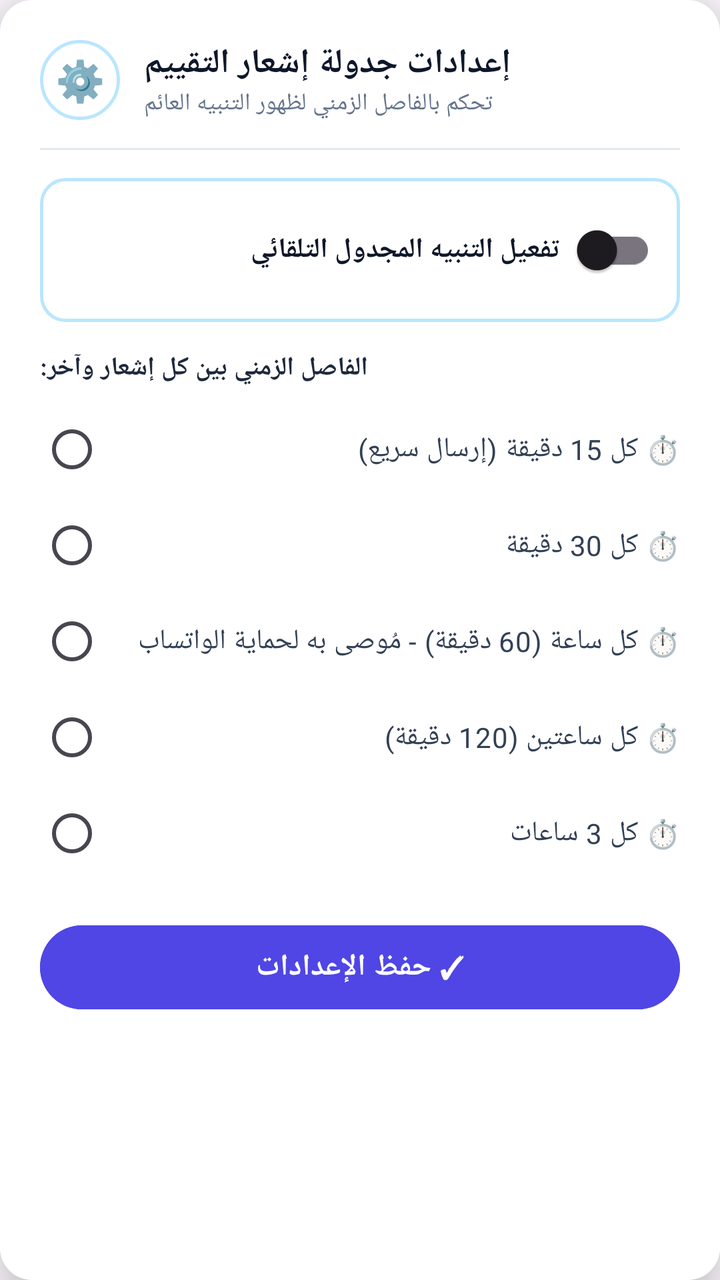
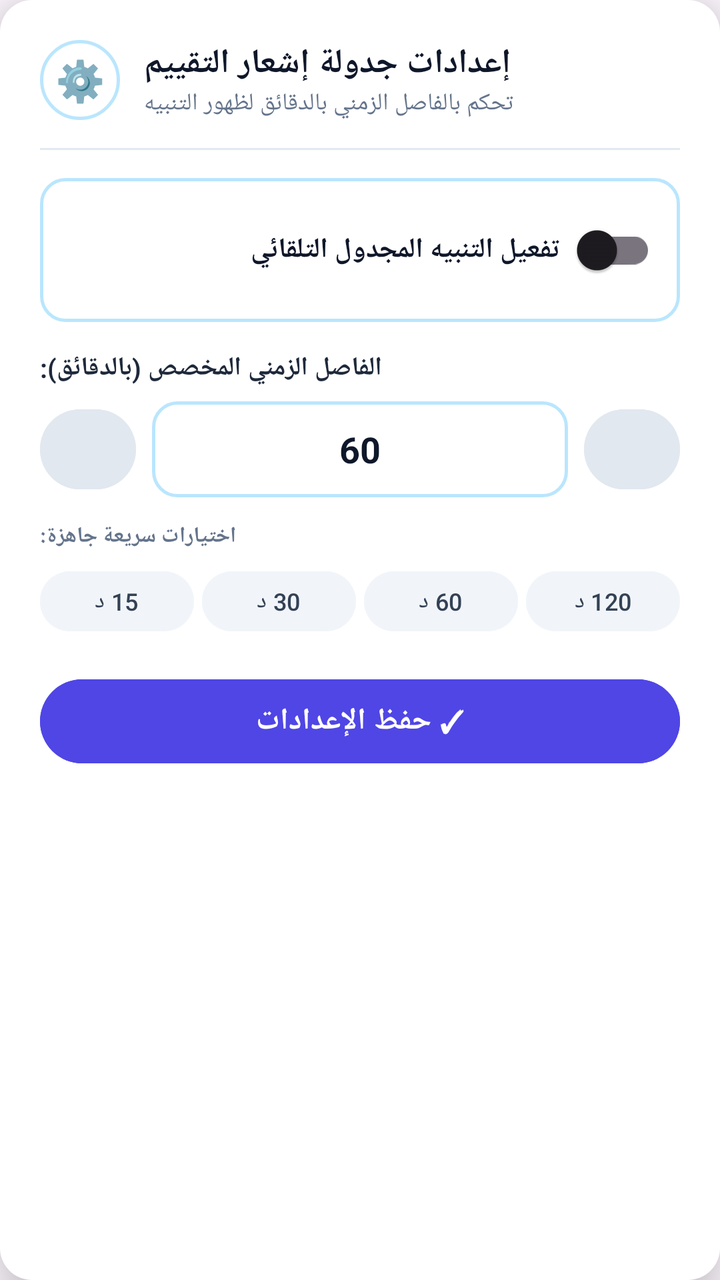

Screens rendered from an Android XML layout before and after an edit, with the pre-edit source and the edit as a unified diff.
<!-- AndroidManifest.xml: application theme Theme.AboAkbarAdmin -->
<!-- res/layout/dialog_evaluation_settings.xml -->
<?xml version="1.0" encoding="utf-8"?>
<LinearLayout xmlns:android="http://schemas.android.com/apk/res/android"
    android:layout_width="match_parent"
    android:layout_height="wrap_content"
    android:layout_gravity="center"
    android:layout_margin="20dp"
    android:background="@drawable/bg_dialog_rounded"
    android:orientation="vertical"
    android:padding="20dp"
    android:elevation="16dp">

    <LinearLayout
        android:layout_width="match_parent"
        android:layout_height="wrap_content"
        android:gravity="center_vertical"
        android:orientation="horizontal">

        <TextView
            android:layout_width="40dp"
            android:layout_height="40dp"
            android:background="@drawable/button_round_bg"
            android:gravity="center"
            android:text="⚙️"
            android:textSize="20sp" />

        <LinearLayout
            android:layout_width="0dp"
            android:layout_height="wrap_content"
            android:layout_weight="1"
            android:layout_marginStart="12dp"
            android:orientation="vertical">

            <TextView
                android:layout_width="wrap_content"
                android:layout_height="wrap_content"
                android:text="إعدادات جدولة إشعار التقييم"
                android:textColor="#0f172a"
                android:textSize="17sp"
                android:textStyle="bold" />

            <TextView
                android:layout_width="wrap_content"
                android:layout_height="wrap_content"
                android:text="تحكم بالفاصل الزمني لظهور التنبيه العائم"
                android:textColor="#64748b"
                android:textSize="12sp" />
        </LinearLayout>
    </LinearLayout>

    <View
        android:layout_width="match_parent"
        android:layout_height="1dp"
        android:layout_marginTop="14dp"
        android:layout_marginBottom="14dp"
        android:background="#e2e8f0" />

    
    <LinearLayout
        android:layout_width="match_parent"
        android:layout_height="wrap_content"
        android:background="@drawable/input_bg"
        android:gravity="center_vertical"
        android:padding="12dp">

        <TextView
            android:layout_width="0dp"
            android:layout_height="wrap_content"
            android:layout_weight="1"
            android:text="تفعيل التنبيه المجدول التلقائي"
            android:textColor="#0f172a"
            android:textSize="14sp"
            android:textStyle="bold" />

        <androidx.appcompat.widget.SwitchCompat
            android:id="@+id/switchEnableEvaluation"
            android:layout_width="wrap_content"
            android:layout_height="wrap_content" />
    </LinearLayout>

    
    <TextView
        android:layout_width="wrap_content"
        android:layout_height="wrap_content"
        android:layout_marginTop="14dp"
        android:text="الفاصل الزمني بين كل إشعار وآخر:"
        android:textColor="#1e293b"
        android:textSize="13sp"
        android:textStyle="bold" />

    <RadioGroup
        android:id="@+id/rgInterval"
        android:layout_width="match_parent"
        android:layout_height="wrap_content"
        android:layout_marginTop="8dp"
        android:orientation="vertical">

        <RadioButton
            android:id="@+id/rb15Min"
            android:layout_width="match_parent"
            android:layout_height="wrap_content"
            android:text="⏱️ كل 15 دقيقة (إرسال سريع)"
            android:textColor="#334155"
            android:textSize="14sp" />

        <RadioButton
            android:id="@+id/rb30Min"
            android:layout_width="match_parent"
            android:layout_height="wrap_content"
            android:text="⏱️ كل 30 دقيقة"
            android:textColor="#334155"
            android:textSize="14sp" />

        <RadioButton
            android:id="@+id/rb60Min"
            android:layout_width="match_parent"
            android:layout_height="wrap_content"
            android:text="⏱️ كل ساعة (60 دقيقة) - مُوصى به لحماية الواتساب"
            android:textColor="#334155"
            android:textSize="14sp" />

        <RadioButton
            android:id="@+id/rb120Min"
            android:layout_width="match_parent"
            android:layout_height="wrap_content"
            android:text="⏱️ كل ساعتين (120 دقيقة)"
            android:textColor="#334155"
            android:textSize="14sp" />

        <RadioButton
            android:id="@+id/rb180Min"
            android:layout_width="match_parent"
            android:layout_height="wrap_content"
            android:text="⏱️ كل 3 ساعات"
            android:textColor="#334155"
            android:textSize="14sp" />
    </RadioGroup>

    
    <Button
        android:id="@+id/btnSaveInterval"
        android:layout_width="match_parent"
        android:layout_height="50dp"
        android:layout_marginTop="18dp"
        android:backgroundTint="#4f46e5"
        android:text="✓ حفظ الإعدادات"
        android:textColor="#ffffff"
        android:textSize="15sp"
        android:textStyle="bold" />

</LinearLayout>
<!-- resources referenced by this layout -->
<resources>
  <!-- drawable bg_dialog_rounded (drawable) -->
  <?xml version="1.0" encoding="utf-8"?>
  <shape xmlns:android="http://schemas.android.com/apk/res/android">
      <solid android:color="#FFFFFF" />
      <corners android:radius="16dp" />
  </shape>
  <!-- drawable button_round_bg (drawable) -->
  <?xml version="1.0" encoding="utf-8"?>
  <ripple xmlns:android="http://schemas.android.com/apk/res/android"
      android:color="@color/sky_200">
      <item>
          <shape android:shape="oval">
              <solid android:color="#1AFFFFFF" />
              <stroke android:width="1.5dp" android:color="@color/sky_200" />
          </shape>
      </item>
  </ripple>
  <!-- drawable input_bg (drawable) -->
  <?xml version="1.0" encoding="utf-8"?>
  <shape xmlns:android="http://schemas.android.com/apk/res/android"
      android:shape="rectangle">
      <solid android:color="#14FFFFFF" />
      <stroke android:width="1.5dp" android:color="@color/sky_200" />
      <corners android:radius="12dp" />
  </shape>
  <style name="Theme.AboAkbarAdmin" parent="Theme.Material3.DayNight.NoActionBar">
          <item name="colorPrimary">@color/sky_800</item>
          <item name="colorPrimaryDark">@color/sky_950</item>
          <item name="colorSecondary">@color/cyan_100</item>
          <item name="android:statusBarColor">@color/sky_950</item>
          <item name="android:windowLightStatusBar">false</item>
      </style>
  <color name="sky_200">#BAE6FD</color>
  <color name="sky_800">#075985</color>
  <color name="sky_950">#082F49</color>
  <color name="cyan_100">#CFFAFE</color>
</resources>

<!-- the commit's change to res/layout/dialog_evaluation_settings.xml (unified diff, before → after) -->
@@ -9,6 +9,7 @@
     android:padding="20dp"
     android:elevation="16dp">
 
+    
     <LinearLayout
         android:layout_width="match_parent"
         android:layout_height="wrap_content"
@@ -41,7 +42,7 @@
             <TextView
                 android:layout_width="wrap_content"
                 android:layout_height="wrap_content"
-                android:text="تحكم بالفاصل الزمني لظهور التنبيه العائم"
+                android:text="تحكم بالفاصل الزمني بالدقائق لظهور التنبيه"
                 android:textColor="#64748b"
                 android:textSize="12sp" />
         </LinearLayout>
@@ -82,65 +83,125 @@
         android:layout_width="wrap_content"
         android:layout_height="wrap_content"
         android:layout_marginTop="14dp"
-        android:text="الفاصل الزمني بين كل إشعار وآخر:"
+        android:text="الفاصل الزمني المخصص (بالدقائق):"
         android:textColor="#1e293b"
         android:textSize="13sp"
         android:textStyle="bold" />
 
-    <RadioGroup
-        android:id="@+id/rgInterval"
+    <LinearLayout
         android:layout_width="match_parent"
         android:layout_height="wrap_content"
         android:layout_marginTop="8dp"
-        android:orientation="vertical">
-
-        <RadioButton
-            android:id="@+id/rb15Min"
-            android:layout_width="match_parent"
-            android:layout_height="wrap_content"
-            android:text="⏱️ كل 15 دقيقة (إرسال سريع)"
-            android:textColor="#334155"
-            android:textSize="14sp" />
-
-        <RadioButton
-            android:id="@+id/rb30Min"
-            android:layout_width="match_parent"
-            android:layout_height="wrap_content"
-            android:text="⏱️ كل 30 دقيقة"
-            android:textColor="#334155"
-            android:textSize="14sp" />
-
-        <RadioButton
-            android:id="@+id/rb60Min"
-            android:layout_width="match_parent"
-            android:layout_height="wrap_content"
-            android:text="⏱️ كل ساعة (60 دقيقة) - مُوصى به لحماية الواتساب"
-            android:textColor="#334155"
-            android:textSize="14sp" />
-
-        <RadioButton
-            android:id="@+id/rb120Min"
-            android:layout_width="match_parent"
-            android:layout_height="wrap_content"
-            android:text="⏱️ كل ساعتين (120 دقيقة)"
-            android:textColor="#334155"
-            android:textSize="14sp" />
-
-        <RadioButton
-            android:id="@+id/rb180Min"
-            android:layout_width="match_parent"
-            android:layout_height="wrap_content"
-            android:text="⏱️ كل 3 ساعات"
-            android:textColor="#334155"
-            android:textSize="14sp" />
-    </RadioGroup>
+        android:gravity="center_vertical"
+        android:orientation="horizontal">
+
+        <Button
+            android:id="@+id/btnMinusMinutes"
+            android:layout_width="48dp"
+            android:layout_height="48dp"
+            android:backgroundTint="#e2e8f0"
+            android:text="−5"
+            android:textColor="#1e293b"
+            android:textSize="14sp"
+            android:textStyle="bold" />
+
+        <EditText
+            android:id="@+id/etIntervalMinutes"
+            android:layout_width="0dp"
+            android:layout_height="48dp"
+            android:layout_marginStart="8dp"
+            android:layout_marginEnd="8dp"
+            android:layout_weight="1"
+            android:background="@drawable/input_bg"
+            android:gravity="center"
+            android:hint="أدخل الدقائق"
+            android:inputType="number"
+            android:text="60"
+            android:textColor="#0f172a"
+            android:textSize="18sp"
+            android:textStyle="bold" />
+
+        <Button
+            android:id="@+id/btnPlusMinutes"
+            android:layout_width="48dp"
+            android:layout_height="48dp"
+            android:backgroundTint="#e2e8f0"
+            android:text="+5"
+            android:textColor="#1e293b"
+            android:textSize="14sp"
+            android:textStyle="bold" />
+    </LinearLayout>
+
+    <TextView
+        android:layout_width="wrap_content"
+        android:layout_height="wrap_content"
+        android:layout_marginTop="12dp"
+        android:text="اختيارات سريعة جاهزة:"
+        android:textColor="#64748b"
+        android:textSize="11sp"
+        android:textStyle="bold" />
+
+    
+    <LinearLayout
+        android:layout_width="match_parent"
+        android:layout_height="wrap_content"
+        android:layout_marginTop="6dp"
+        android:orientation="horizontal">
+
+        <Button
+            android:id="@+id/chip15Min"
+            android:layout_width="0dp"
+            android:layout_height="38dp"
+            android:layout_marginEnd="4dp"
+            android:layout_weight="1"
+            android:backgroundTint="#f1f5f9"
+            android:padding="0dp"
+            android:text="15 د"
+            android:textColor="#334155"
+            android:textSize="12sp" />
+
+        <Button
+            android:id="@+id/chip30Min"
+            android:layout_width="0dp"
+            android:layout_height="38dp"
+            android:layout_marginEnd="4dp"
+            android:layout_weight="1"
+            android:backgroundTint="#f1f5f9"
+            android:padding="0dp"
+            android:text="30 د"
+            android:textColor="#334155"
+            android:textSize="12sp" />
+
+        <Button
+            android:id="@+id/chip60Min"
+            android:layout_width="0dp"
+            android:layout_height="38dp"
+            android:layout_marginEnd="4dp"
+            android:layout_weight="1"
+            android:backgroundTint="#f1f5f9"
+            android:padding="0dp"
+            android:text="60 د"
+            android:textColor="#334155"
+            android:textSize="12sp" />
+
+        <Button
+            android:id="@+id/chip120Min"
+            android:layout_width="0dp"
+            android:layout_height="38dp"
+            android:layout_weight="1"
+            android:backgroundTint="#f1f5f9"
+            android:padding="0dp"
+            android:text="120 د"
+            android:textColor="#334155"
+            android:textSize="12sp" />
+    </LinearLayout>
 
     
     <Button
         android:id="@+id/btnSaveInterval"
         android:layout_width="match_parent"
         android:layout_height="50dp"
-        android:layout_marginTop="18dp"
+        android:layout_marginTop="16dp"
         android:backgroundTint="#4f46e5"
         android:text="✓ حفظ الإعدادات"
         android:textColor="#ffffff"
